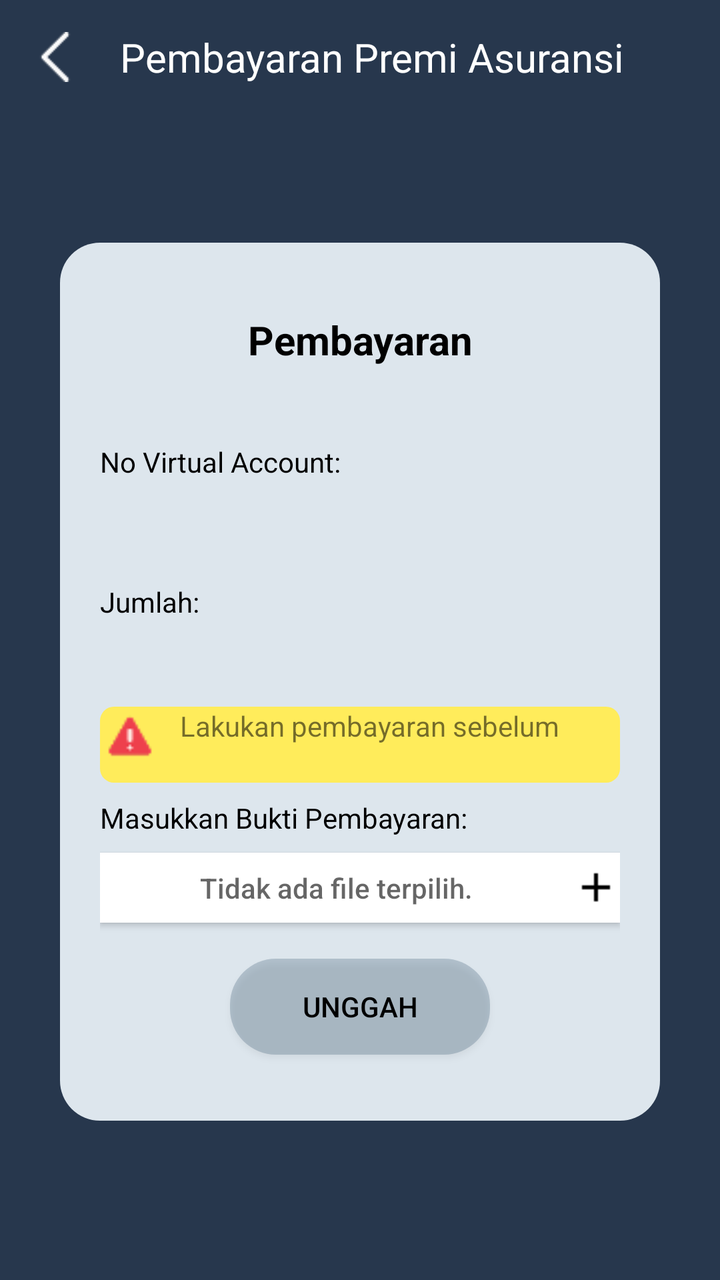
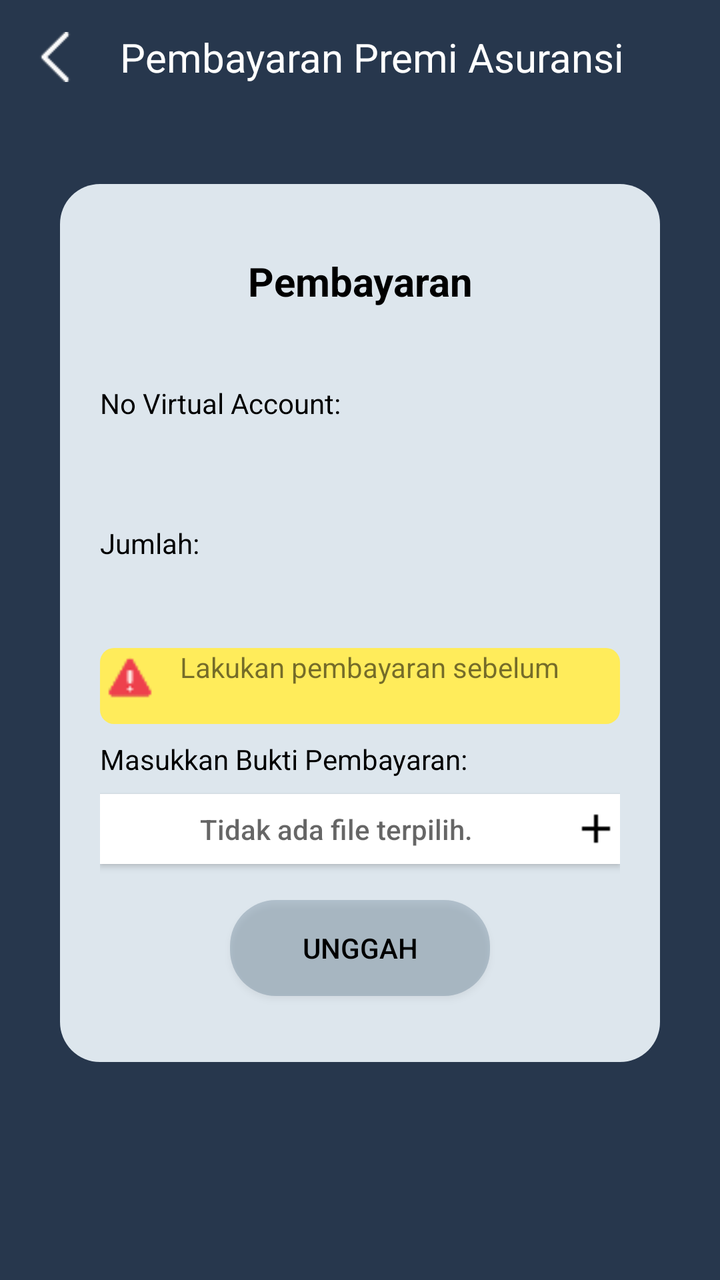

Before-and-after screenshots of an Android layout around one commit, followed by the original layout XML and the change that was made.
<!-- AndroidManifest.xml: application theme Theme.Skripsi -->
<!-- res/layout/activity_pembayaran.xml -->
<?xml version="1.0" encoding="utf-8"?>
<LinearLayout xmlns:android="http://schemas.android.com/apk/res/android"
    xmlns:app="http://schemas.android.com/apk/res-auto"
    xmlns:tools="http://schemas.android.com/tools"
    android:id="@+id/main"
    android:layout_width="match_parent"
    android:layout_height="match_parent"
    tools:context=".Pembayaran"
    android:background="#27374D"
    android:orientation="vertical"
    >

    <LinearLayout
        android:layout_width="wrap_content"
        android:layout_height="wrap_content"
        android:orientation="horizontal"
        android:paddingLeft="15dp"
        android:paddingTop="15dp"
        android:gravity="center"
        >


        <androidx.appcompat.widget.AppCompatButton
            android:layout_width="25dp"
            android:layout_height="25dp"
            android:background="@drawable/back"
            android:id="@+id/back"
            />

        <TextView
            android:layout_width="wrap_content"
            android:layout_height="wrap_content"
            android:text="@string/pembayaran_premi_asuransi"
            android:textColor="@color/white"
            android:textSize="20dp"
            android:paddingLeft="20dp"
            />

    </LinearLayout>



    <LinearLayout
        android:layout_width="match_parent"
        android:layout_height="match_parent"
        android:orientation="vertical"
        android:gravity="center"
        android:paddingVertical="50dp"
        >

    <LinearLayout
        android:layout_width="300dp"
        android:layout_height="wrap_content"
        android:background="@drawable/rounded_corner_background"
        android:orientation="vertical"
        android:paddingHorizontal="20dp"
        android:paddingVertical="25dp"
        >


        <TextView
            android:layout_width="match_parent"
            android:layout_height="wrap_content"
            android:layout_marginVertical="10dp"
            android:gravity="center"
            android:paddingBottom="20dp"
            android:text="@string/pembayaran"
            android:textColor="@color/black"
            android:textSize="20dp"
            android:textStyle="bold" />


        <TextView
            android:layout_width="wrap_content"
            android:layout_height="wrap_content"
            android:text="@string/no_virtual_account"
            android:textColor="@color/black"
            android:paddingVertical="8dp"
            />

        <TextView
            android:layout_width="wrap_content"
            android:layout_height="wrap_content"
            android:id="@+id/virtualAccount"
            android:paddingVertical="8dp"
            android:textColor="@color/black"
            />


        <TextView
            android:layout_width="wrap_content"
            android:layout_height="wrap_content"
            android:text="@string/jumlah"
            android:textColor="@color/black"
            android:paddingVertical="8dp"
            />

        <TextView
            android:layout_width="wrap_content"
            android:layout_height="wrap_content"
            android:id="@+id/jumlah"
            android:paddingVertical="8dp"
            android:textColor="@color/black"
            />

        <LinearLayout
            android:layout_width="match_parent"
            android:layout_height="wrap_content"
            android:orientation="horizontal"
            android:background="@drawable/rounded_corner_warning_pembayaran"
            >

            <ImageView
                android:layout_width="30dp"
                android:layout_height="30dp"
                android:background="@drawable/warning"
                />

            <LinearLayout
                android:layout_width="match_parent"
                android:layout_height="wrap_content"
                android:orientation="vertical"
                >
                <TextView
                    android:layout_width="wrap_content"
                    android:layout_height="wrap_content"
                    android:paddingLeft="10dp"
                    android:text="@string/lakukan_pembayaran_sebelum"
                    />

                
                <TextView
                    android:layout_width="wrap_content"
                    android:layout_height="wrap_content"
                    android:paddingLeft="10dp"
                    android:id="@+id/jatuhTempo"
                    />

            </LinearLayout>

        </LinearLayout>

        <TextView
            android:layout_width="wrap_content"
            android:layout_height="wrap_content"
            android:text="@string/masukkan_bukti_pembayaran"
            android:textColor="@color/black"
            android:paddingVertical="8dp"
            />



        <androidx.appcompat.widget.AppCompatButton
            android:layout_width="match_parent"
            android:layout_height="35dp"
            android:drawableRight="@drawable/plus_hitam"
            android:hint="@string/tidak_ada_file_terpilih"
            android:layout_gravity="left"
            android:background="@color/white"
            android:layout_marginBottom="10dp"
            android:id="@+id/btnUploadBuktiFoto"
            />

        <ImageView
            android:layout_width="match_parent"
            android:layout_height="35dp"
            android:drawableRight="@drawable/plus_hitam"
            android:hint="No File Selected"
            android:layout_gravity="left"
            android:background="@color/white"
            android:layout_marginBottom="10dp"
            android:id="@+id/bukti"
            android:visibility="gone"
        />


        <androidx.appcompat.widget.AppCompatButton
            android:layout_width="130dp"
            android:layout_height="wrap_content"
            android:text="@string/unggah"
            android:background="@drawable/rounded_corner_button"
            android:layout_gravity="center"
            android:textColor="@color/black"
            android:layout_marginBottom="10dp"
            android:layout_marginVertical="8dp"
            android:id="@+id/btnUnggah"
            />


    </LinearLayout>

    </LinearLayout>



</LinearLayout>
<!-- resources referenced by this layout -->
<resources>
  <color name="black">#FF000000</color>
  <color name="white">#FFFFFFFF</color>
  <!-- drawable back: png bitmap (drawable, 491 bytes) -->
  <!-- drawable plus_hitam: png bitmap (drawable, 165 bytes) -->
  <!-- drawable rounded_corner_background (drawable) -->
  <?xml version="1.0" encoding="utf-8"?>
  <shape xmlns:android="http://schemas.android.com/apk/res/android"
      android:shape="rectangle">
      <solid android:color="#DDE6ED" />
      <corners android:radius="20dp" />
  </shape>
  <!-- drawable rounded_corner_button (drawable) -->
  <?xml version="1.0" encoding="utf-8"?>
  <shape xmlns:android="http://schemas.android.com/apk/res/android"
      android:shape="rectangle">
      <solid android:color="#50526D82" />
      <corners android:radius="23dp" />
  </shape>
  <!-- drawable rounded_corner_warning_pembayaran (drawable) -->
  <?xml version="1.0" encoding="utf-8"?>
  <shape xmlns:android="http://schemas.android.com/apk/res/android"
      android:shape="rectangle">
      <solid android:color="#FFEC5B" />
      <corners android:radius="7dp" />
  </shape>
  <!-- drawable warning: png bitmap (drawable, 641 bytes) -->
  <string name="jumlah">Jumlah:</string>
  <string name="lakukan_pembayaran_sebelum">Lakukan pembayaran sebelum</string>
  <string name="masukkan_bukti_pembayaran">Masukkan Bukti Pembayaran:</string>
  <string name="no_virtual_account">No Virtual Account:</string>
  <string name="pembayaran">Pembayaran</string>
  <string name="pembayaran_premi_asuransi">Pembayaran Premi Asuransi</string>
  <string name="tidak_ada_file_terpilih">Tidak ada file terpilih.</string>
  <string name="unggah">Unggah</string>
  <style name="Theme.Skripsi" parent="Theme.MaterialComponents.DayNight.DarkActionBar">
          
          <item name="colorPrimary">@color/purple_500</item>
          <item name="colorPrimaryVariant">@color/purple_700</item>
          <item name="colorOnPrimary">@color/white</item>
          
          <item name="colorSecondary">@color/teal_200</item>
          <item name="colorSecondaryVariant">@color/teal_700</item>
          <item name="colorOnSecondary">@color/black</item>
          
          <item name="android:statusBarColor">?attr/colorPrimaryVariant</item>
          
      </style>
  <color name="purple_500">#FF6200EE</color>
  <color name="purple_700">#FF3700B3</color>
  <color name="teal_200">#FF03DAC5</color>
  <color name="teal_700">#FF018786</color>
</resources>

<!-- the commit's change to res/layout/activity_pembayaran.xml (unified diff, before → after) -->
@@ -40,12 +40,18 @@
 
 
 
-    <LinearLayout
+    <ScrollView
         android:layout_width="match_parent"
         android:layout_height="match_parent"
         android:orientation="vertical"
+        android:layout_marginVertical="50dp"
+
+        >
+    <LinearLayout
+        android:layout_width="match_parent"
+        android:layout_height="wrap_content"
+        android:orientation="vertical"
         android:gravity="center"
-        android:paddingVertical="50dp"
         >
 
     <LinearLayout
@@ -55,6 +61,7 @@
         android:orientation="vertical"
         android:paddingHorizontal="20dp"
         android:paddingVertical="25dp"
+        android:layout_gravity="center"
         >
 
 
@@ -163,7 +170,7 @@
 
         <ImageView
             android:layout_width="match_parent"
-            android:layout_height="35dp"
+            android:layout_height="wrap_content"
             android:drawableRight="@drawable/plus_hitam"
             android:hint="No File Selected"
             android:layout_gravity="left"
@@ -191,6 +198,8 @@
 
     </LinearLayout>
 
+    </ScrollView>
+
 
 
 </LinearLayout>
